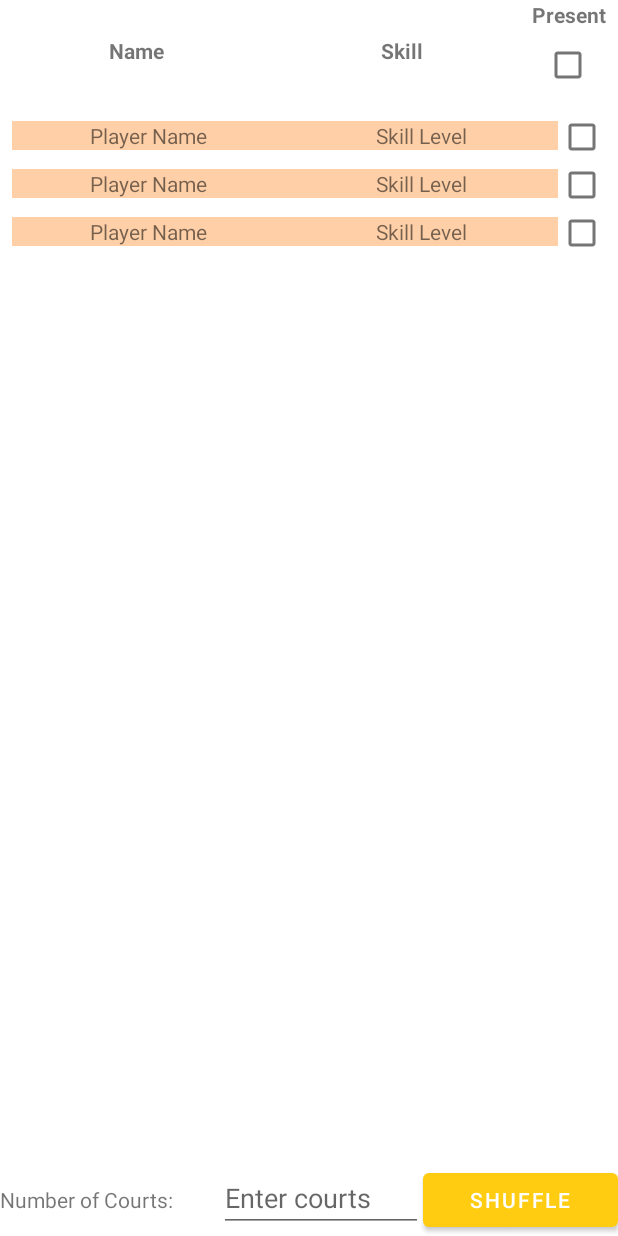
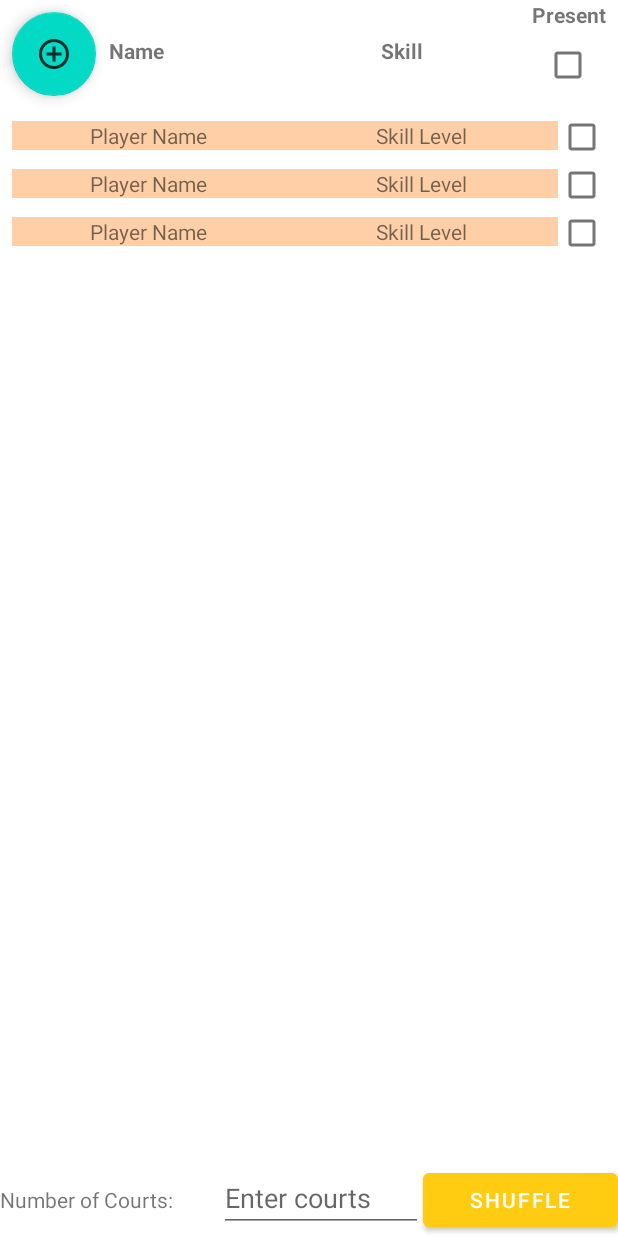
Before and after one commit to marzinp/codelab-android-room-with-a-view-kotlin, an Android app: the layout fragment_player.xml on its own in the app's theme, with its tools: preview values and no code run, on a phone screen of 412 x 824 dp. Run offline under Robolectric (Android 15) with nearby library versions, the phone set to English and light mode, and no system bars.

```diff
--- a/app/src/main/java/com/example/android/badminton/DatabaseInitializer.kt
+++ b/app/src/main/java/com/example/android/badminton/DatabaseInitializer.kt
@@ -18,7 +18,7 @@ object DatabaseInitializer {
 
             // Trigger a write operation to finalize database creation
             scope.launch {
-                db.playerDao().insertPlayer(Player(0,"Dummy", 0,true)) // Insert a dummy player
+                db.playerDao().addPlayer(Player(0,"Dummy", 0,true)) // Insert a dummy player
                 Log.d("RoomDatabase", "Triggered write operation to finalize database creation.")
             }
         } else {
--- a/app/src/main/java/com/example/android/badminton/PlayersApplication.kt
+++ b/app/src/main/java/com/example/android/badminton/PlayersApplication.kt
@@ -46,7 +46,7 @@ class PlayersApplication : Application() {
 
         // Trigger a write operation to finalize the database creation
         applicationScope.launch {
-            database.playerDao().insertPlayer(Player(0,"InitializationCheck", 0,true)) // Insert a temporary player
+            database.playerDao().addPlayer(Player(0,"InitializationCheck", 0,true)) // Insert a temporary player
             database.playerDao().deletePlayerByName("InitializationCheck") // Clear this initial data
             Log.d("RoomDatabase", "Forced database creation with a write operation.")
         }
--- a/app/src/main/java/com/example/android/badminton/UI/MatchViewModel.kt
+++ b/app/src/main/java/com/example/android/badminton/UI/MatchViewModel.kt
@@ -53,7 +53,6 @@ class MatchViewModel(
             }
         }
     }
-
 }
 
 class MatchViewModelFactory(
--- a/app/src/main/java/com/example/android/badminton/data/PlayerRoomDatabase.kt
+++ b/app/src/main/java/com/example/android/badminton/data/PlayerRoomDatabase.kt
@@ -103,7 +103,7 @@ abstract class PlayerRoomDatabase : RoomDatabase() {
 
                 for (player in players) {
                     Log.d("RoomDatabase", "Inserting player: ${player.name}")
-                    playerDao.insertPlayer(player)
+                    playerDao.addPlayer(player)
                 }
 
                 teamDao.deleteAllTeams()
--- /dev/null
+++ b/app/src/main/res/drawable-anydpi/ic_add.xml
@@ -0,0 +1,11 @@
+<vector xmlns:android="http://schemas.android.com/apk/res/android"
+    android:width="48dp"
+    android:height="48dp"
+    android:viewportWidth="24"
+    android:viewportHeight="24"
+    android:tint="#35025A"
+    android:alpha="0.8">
+  <path
+      android:fillColor="@android:color/white"
+      android:pathData="M13,7h-2v4L7,11v2h4v4h2v-4h4v-2h-4L13,7zM12,2C6.48,2 2,6.48 2,12s4.48,10 10,10 10,-4.48 10,-10S17.52,2 12,2zM12,20c-4.41,0 -8,-3.59 -8,-8s3.59,-8 8,-8 8,3.59 8,8 -3.59,8 -8,8z"/>
+</vector>
--- a/app/src/main/res/layout/fragment_player.xml
+++ b/app/src/main/res/layout/fragment_player.xml
@@ -7,7 +7,18 @@
     android:layout_height="match_parent"
     tools:context="com.example.android.badminton.UI.PlayerFragment">
 
-    <!-- Header Layout for Titles -->
+    <com.google.android.material.floatingactionbutton.FloatingActionButton
+        android:id="@+id/fab_add_player"
+        android:layout_width="56dp"
+        android:layout_height="56dp"
+        android:layout_gravity="end|bottom"
+        android:layout_marginStart="8dp"
+        android:layout_marginTop="8dp"
+        android:contentDescription="@string/add_player"
+        android:src="@drawable/ic_add"
+        app:layout_constraintStart_toStartOf="@+id/linearLayout"
+        app:layout_constraintTop_toTopOf="@+id/linearLayout"></com.google.android.material.floatingactionbutton.FloatingActionButton>
+
     <LinearLayout
         android:id="@+id/linearLayout"
         android:layout_width="match_parent"
@@ -72,6 +83,7 @@
         app:layout_constraintStart_toStartOf="parent"
         app:layout_constraintEnd_toEndOf="parent"
         tools:listitem="@layout/recyclerview_item" />
+
     <LinearLayout
         android:id="@+id/linearLayoutCourts"
         android:layout_width="match_parent"
@@ -100,6 +112,7 @@
             android:layout_height="wrap_content"
             android:layout_weight="0.5"
             android:text="Shuffle" />
+
     </LinearLayout>
     <!-- Shuffle Button -->
 
```
Also changed, not shown: app/src/main/java/com/example/android/badminton/UI/PlayerFragment.kt (+105 -1 lines), app/src/main/java/com/example/android/badminton/UI/PlayerListAdapter.kt (+29 -22 lines), app/src/main/java/com/example/android/badminton/UI/PlayerViewModel.kt (+16 -0 lines), app/src/main/java/com/example/android/badminton/data/PlayerDao.kt (+9 -1 lines), app/src/main/java/com/example/android/badminton/data/PlayerRepository.kt (+8 -2 lines), app/src/main/res/layout/dialog_edit_player.xml (added, +22 -0 lines), app/src/main/res/drawable-hdpi/ic_add.png (added), app/src/main/res/drawable-mdpi/ic_add.png (added), app/src/main/res/drawable-xhdpi/ic_add.png (added), app/src/main/res/drawable-xxhdpi/ic_add.png (added).
